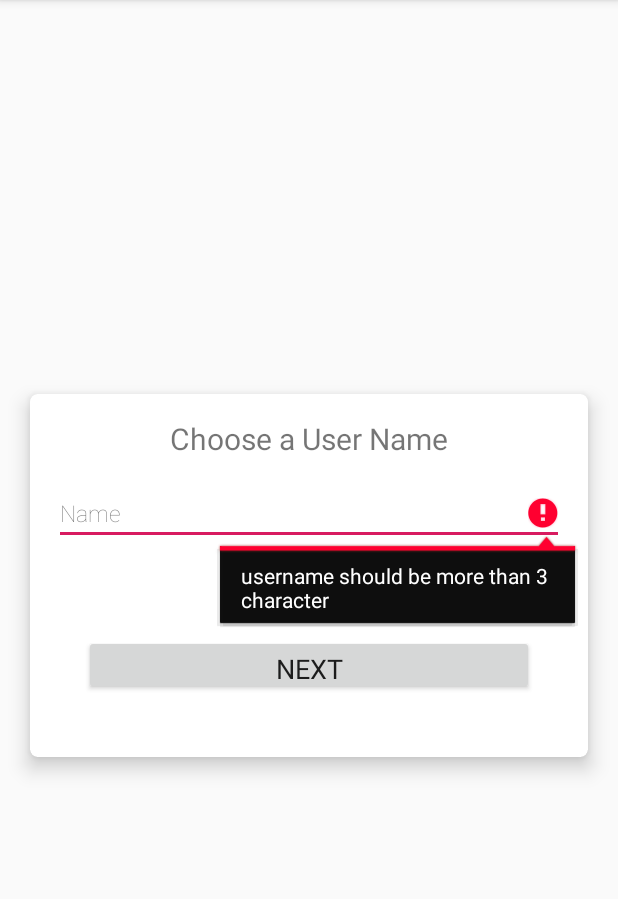
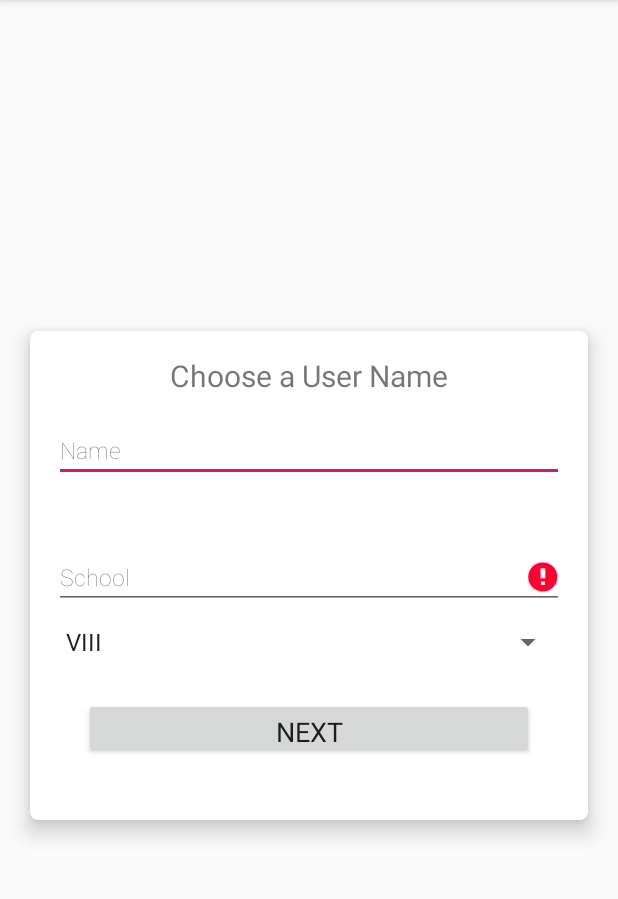
Before and after one commit to rockeypandit/classroom, an Android app: the Register screen opened directly, with no data from a screen before it, after a tap on "NEXT", on a phone screen of 412 x 824 dp, the part 84-983 px from its top. Run offline under Robolectric (Android 15) with nearby library versions, the phone set to English and light mode, and no system bars; our stand-ins replace Firebase (no records; nobody signed in at launch, a user with empty details on screens opened directly).

```diff
--- a/app/src/main/AndroidManifest.xml
+++ b/app/src/main/AndroidManifest.xml
@@ -13,7 +13,8 @@
         android:roundIcon="@mipmap/ic_launcher_round"
         android:supportsRtl="true"
         android:theme="@style/AppTheme">
-        <activity android:name=".personalChat.PersonalChat"></activity>
+        <activity android:name=".SplashScreen"></activity>
+        <activity android:name=".personalChat.PersonalChat" />
         <activity android:name=".Register" />
         <activity android:name=".LoginActivity">
             <intent-filter>
--- a/app/src/main/java/com/example/classroom/Register.java
+++ b/app/src/main/java/com/example/classroom/Register.java
@@ -54,9 +54,7 @@ public class Register extends AppCompatActivity {
         uName = findViewById(R.id.uname);
         userAvail = findViewById(R.id.userAvailable);
         userName = uName.getText().toString();
-        c1Next = findViewById(R.id.c1Next);
         c1 = findViewById(R.id.c1);
-        c2 = findViewById(R.id.c2);
         edtSchool = findViewById(R.id.school);
         finish = findViewById(R.id.finish);
         standard = findViewById(R.id.standard);
@@ -159,19 +157,7 @@ public class Register extends AppCompatActivity {
         });
 
 
-        c1Next.setOnClickListener(new View.OnClickListener() {
-            @Override
-            public void onClick(View v) {
-                if (userName.length() > 4) {
-                    c1.setVisibility(View.GONE);
-                    c2.setVisibility(View.VISIBLE);
-                } else {
-                    uName.setError("username should be more than 3 character");
-                }
 
-
-            }
-        });
         finish.setOnClickListener(new View.OnClickListener() {
             @Override
             public void onClick(View v) {
--- a/app/src/main/res/layout/activity_register.xml
+++ b/app/src/main/res/layout/activity_register.xml
@@ -30,15 +30,17 @@
 
 
             <EditText
-                android:text=""
                 android:id="@+id/uname"
-                android:drawablePadding="5dp"
-                android:layout_marginTop="15dp"
-                android:textSize="15sp"
-                android:fontFamily="sans-serif-thin"
+                android:maxLines="1"
                 android:layout_width="match_parent"
                 android:layout_height="wrap_content"
-                android:hint="Name" />
+                android:layout_marginTop="15dp"
+                android:drawablePadding="5dp"
+                android:fontFamily="sans-serif-thin"
+                android:hint="Name"
+                android:inputType="text"
+                android:text=""
+                android:textSize="15sp" />
             <TextView
                 android:id="@+id/userAvailable"
                 android:layout_width="match_parent"
@@ -48,58 +50,24 @@
 
 
 
-            <Button
-                android:layout_gravity="center_horizontal"
-                android:layout_marginTop="25dp"
-                android:layout_marginBottom="25dp"
-                android:id="@+id/c1Next"
-                android:textStyle="bold"
-                android:textSize="18sp"
-                android:fontFamily="sans-serif-thin"
-                android:text="NEXT"
-                android:layout_width="300dp"
-                android:layout_height="40dp">
-            </Button>
-
-        </LinearLayout>
-
-
-
-    </android.support.v7.widget.CardView>
-
-
-    <android.support.v7.widget.CardView
-        android:layout_margin="20dp"
-        app:cardCornerRadius="5dp"
-        app:cardElevation="8dp"
-        android:layout_centerInParent="true"
-        android:layout_width="match_parent"
-        android:layout_height="wrap_content"
-        android:id="@+id/c2"
-        android:visibility="gone"
-
-        >
-        <LinearLayout
-            android:padding="16dp"
-            android:orientation="vertical"
-            android:layout_width="match_parent"
-            android:layout_height="wrap_content">
-
 
 
             <EditText
                 android:text=""
                 android:id="@+id/school"
                 android:drawablePadding="5dp"
-                android:layout_marginTop="15dp"
+                android:layout_marginTop="8dp"
                 android:textSize="15sp"
                 android:fontFamily="sans-serif-thin"
+                android:maxLines="1"
+                android:inputType="text"
                 android:layout_width="match_parent"
                 android:layout_height="wrap_content"
                 android:hint="School" />
             <Spinner
                 android:layout_width="match_parent"
                 android:layout_height="wrap_content"
+                android:layout_marginTop="10dp"
                 android:id="@+id/standard"/>
 
 
```
Also changed, not shown: app/src/main/java/com/example/classroom/SplashScreen.java (added, +13 -0 lines), app/src/main/java/com/example/classroom/personalChat/PersonalChat.java (+92 -35 lines), app/src/main/res/layout/activity_splash_screen.xml (added, +9 -0 lines).
